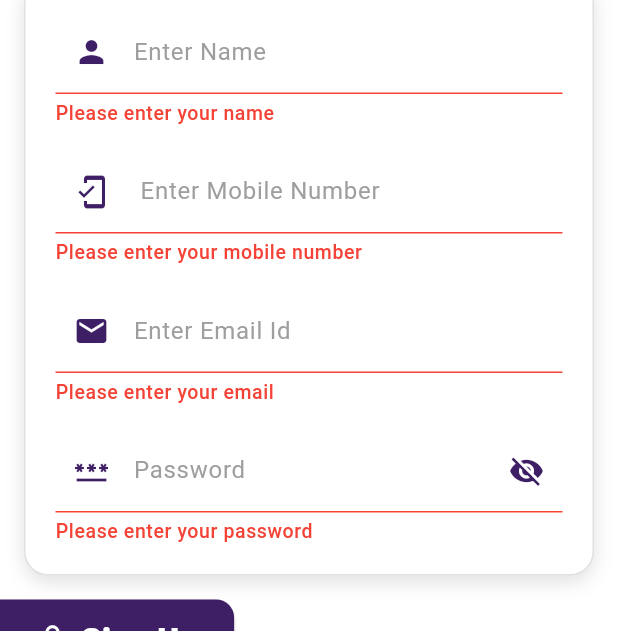
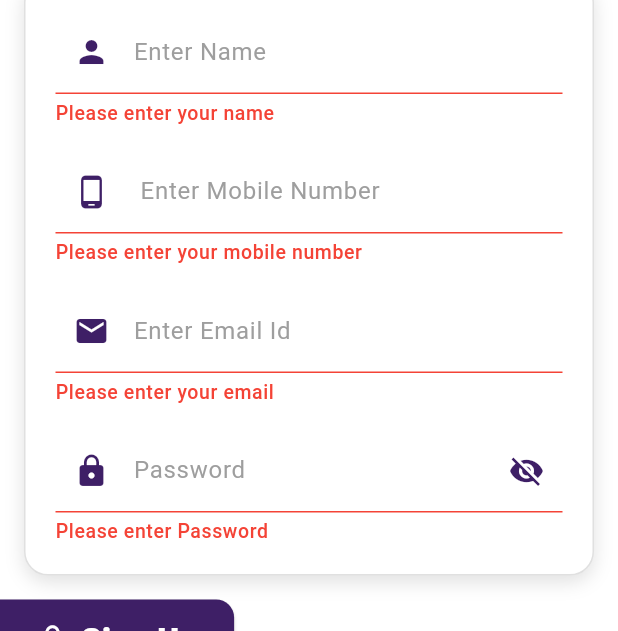
Before and after one commit to Adarst356/we_save_mores, a Flutter app: the SignupScreen screen opened by its route, after a tap on "Sign Up", on a phone screen of 412 x 824 dp. Shown: the part 596-1227 px from the top of the screen. Run offline on Flutter 3.47's test engine with Material 3 defaults, Android fonts, the phone set to English and light mode, and no system bars; our stand-ins replace connectivity_plus, get; Roboto replaces fonts that are missing (Poppins).

Commit message:
ok updated

```diff
--- a/lib/modules/auth/signup/view/signup_controller.dart
+++ b/lib/modules/auth/signup/view/signup_controller.dart
@@ -2,20 +2,81 @@ import 'package:flutter/material.dart';
 import 'package:get/get.dart';
 
 class SignupController extends GetxController {
-  /// Global key for form
   final formKey = GlobalKey<FormState>();
 
-  /// Controllers for fields
+  // Text Controllers
   final nameController = TextEditingController();
   final mobileController = TextEditingController();
   final emailController = TextEditingController();
   final passwordController = TextEditingController();
 
+  // Error messages (reactive)
+  var nameError = RxnString();
+  var mobileError = RxnString();
+  var emailError = RxnString();
+  var passwordError = RxnString();
+
   /// Password visibility
   RxBool obscureText = true.obs;
 
+  /// Name Validation
+  void validateName(String value) {
+    if (value.isEmpty) {
+      nameError.value = "Please enter your name";
+    } else if (value.length < 3) {
+      nameError.value = "Name must be at least 3 characters";
+    } else {
+      nameError.value = null;
+    }
+  }
+
+  ///Mobile Validation
+  void validateMobile(String value) {
+    if (value.isEmpty) {
+      mobileError.value = "Please enter your mobile number";
+    } else if (!RegExp(r'^[0-9]+$').hasMatch(value)) {
+      mobileError.value = "Only digits allowed";
+    } else if (value.length != 10) {
+      mobileError.value = "Mobile number must be exactly 10 digits";
+    } else {
+      mobileError.value = null;
+    }
+  }
+
+  /// Email Validation
+  void validateEmail(String value) {
+    if (value.isEmpty) {
+      emailError.value = "Please enter your email";
+    } else if (!RegExp(r'^[\w-.]+@([\w-]+\.)+[\w-]{2,4}$').hasMatch(value)) {
+      emailError.value = "Enter a valid email address";
+    } else {
+      emailError.value = null;
+    }
+  }
+  /// Real-time Password Validation
+  void validatePassword(String value) {
+    if (value.isEmpty) {
+      passwordError.value = "Please enter Password";
+    } else if (value.length < 6) {
+      passwordError.value = "Password must be at least 6 characters";
+    } else {
+      passwordError.value = null;
+    }
+  }
+
+  /// Form Submit
   void validateForm() {
-    formKey.currentState!.validate();
+    validateName(nameController.text);
+    validateMobile(mobileController.text);
+    validateEmail(emailController.text);
+    validatePassword(passwordController.text);
+
+    if (nameError.value == null &&
+        mobileError.value == null &&
+        emailError.value == null &&
+        passwordError.value == null) {
+      Get.snackbar("Success", "Signup successful!");
+    }
   }
 
   @override
--- a/lib/modules/auth/signup/view/signup_screen.dart
+++ b/lib/modules/auth/signup/view/signup_screen.dart
@@ -115,83 +115,60 @@ class SignupScreen extends StatelessWidget {
                       child: Column(
                         children: [
                           /// Name
-                          CustomTextField(
+                          Obx(() => CustomTextField(
                             labelText: AppStrings.name,
                             prefixIcon: Icons.person,
                             controller: controller.nameController,
-                            validator: (value) {
-                              if (value == null || value.isEmpty) {
-                                return "Please enter your name";
-                              }
-                              return null;
-                            },
-                          ),
+                            errorText: controller.nameError.value,
+                            onChanged: (value) =>
+                                controller.validateName(value),
+                          )),
                           Spacing.h16,
 
-                          /// Mobile Number
-                          CustomTextField(
+                          /// Mobile
+                          Obx(() => CustomTextField(
                             labelText: AppStrings.mobileNum,
-                            prefixIcon: Icons.mobile_friendly,
+                            prefixIcon: Icons.phone_android,
                             controller: controller.mobileController,
                             keyboardType: TextInputType.number,
                             maxLength: 10,
-                            validator: (value) {
-                              if (value == null || value.isEmpty) {
-                                return "Please enter your mobile number";
-                              } else if (!RegExp(r'^[0-9]{10}$')
-                                  .hasMatch(value)) {
-                                return "Enter valid 10-digit mobile number";
-                              }
-                              return null;
-                            },
-                          ),
+                            errorText: controller.mobileError.value,
+                            onChanged: (value) =>
+                                controller.validateMobile(value),
+                          )),
                           Spacing.h16,
 
                           /// Email
-                          CustomTextField(
+                          Obx(() => CustomTextField(
                             labelText: AppStrings.email,
                             prefixIcon: Icons.email,
                             controller: controller.emailController,
                             keyboardType: TextInputType.emailAddress,
-                            validator: (value) {
-                              if (value == null || value.isEmpty) {
-                                return "Please enter your email";
-                              } else if (!RegExp(
-                                  r'^[a-zA-Z0-9._%+-]+@[a-zA-Z0-9.-]+\.[a-zA-Z]{2,4}$')
-                                  .hasMatch(value)) {
-                                return "Enter a valid email";
-                              }
-                              return null;
-                            },
-                          ),
+                            errorText: controller.emailError.value,
+                            onChanged: (value) =>
+                                controller.validateEmail(value),
+                          )),
                           Spacing.h16,
 
-                          /// Password
+                          /// Password Field (Realtime)
                           Obx(() => CustomTextField(
-                            labelText: AppStrings.pass,
-                            prefixIcon: Icons.password,
+                            labelText: AppStrings.passAuth,
+                            prefixIcon: Icons.lock,
+                            maxLength: 6,
                             suffixIcon: controller.obscureText.value
                                 ? Icons.visibility_off
                                 : Icons.visibility,
                             obscureText: controller.obscureText.value,
-                            onSuffixTap: () {
-                              controller.obscureText.toggle();
-                            },
+                            onSuffixTap: () =>
+                                controller.obscureText.toggle(),
                             controller: controller.passwordController,
-                            validator: (value) {
-                              if (value == null || value.isEmpty) {
-                                return "Please enter your password";
-                              } else if (value.length < 6) {
-                                return "Password must be at least 6 characters";
-                              }
-                              return null;
-                            },
+                            errorText: controller.passwordError.value,
+                            onChanged: controller.validatePassword,
                           )),
                         ],
                       ),
                     ),
                   ),
-
                   /// Sign Up button
                   Row(
                     mainAxisAlignment: MainAxisAlignment.start,
--- a/lib/utils/app_strings.dart
+++ b/lib/utils/app_strings.dart
@@ -7,7 +7,8 @@ class AppStrings {
   static const String mobileAuth = "Mobile Number or User Id";
   static const String passAuth = "Password";
   static const String policyInstruction = "By Tapping on Login  Button, you are agree to our";
- static const String privacyPolicy = " Privacy Policy & Terms Condition";
+ static const String privacyPolicy = " Privacy Policy & ";
+ static const String termCondition = "Terms Condition";
  static const String forgotPass = "Forgot Password?";
  static const String login ="LOGIN";
  static const String userNotExist = "Don't have An Account?";
--- a/lib/widget/custom_textfield.dart
+++ b/lib/widget/custom_textfield.dart
@@ -8,8 +8,10 @@ class CustomTextField extends StatelessWidget {
   final VoidCallback? onSuffixTap;
   final TextEditingController? controller;
   final TextInputType keyboardType;
-  final int? maxLength; // ✅ added for input limit
+  final int? maxLength;
   final String? Function(String?)? validator;
+  final String? errorText;
+  final Function(String)? onChanged;
 
   const CustomTextField({
     super.key,
@@ -22,6 +24,8 @@ class CustomTextField extends StatelessWidget {
     this.keyboardType = TextInputType.text,
     this.maxLength,
     this.validator,
+    this.onChanged,
+    this.errorText,
   });
 
   @override
@@ -33,22 +37,18 @@ class CustomTextField extends StatelessWidget {
       obscureText: obscureText,
       keyboardType: keyboardType,
       maxLength: maxLength,
+      onChanged: onChanged,
       validator: validator,
       decoration: InputDecoration(
-        prefixIcon: Icon(
-          prefixIcon,
-          color: theme.primaryColor,
-        ),
+        prefixIcon: Icon(prefixIcon, color: theme.primaryColor),
         suffixIcon: suffixIcon != null
             ? IconButton(
           onPressed: onSuffixTap,
-          icon: Icon(
-            suffixIcon,
-            color: theme.primaryColor,
-          ),
+          icon: Icon(suffixIcon, color: theme.primaryColor),
         )
             : null,
         labelText: labelText,
+        errorText: errorText,
         labelStyle: const TextStyle(color: Colors.grey),
         errorStyle: const TextStyle(
           color: Colors.red,
```
Also changed, not shown: lib/modules/auth/login/view/login_controller.dart (+31 -1 lines), lib/modules/auth/login/view/login_screen.dart (+25 -23 lines).
